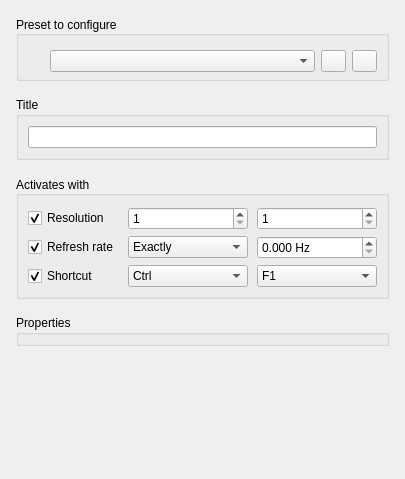
The window that src/display/qt/windows/ControlPanel/VideoPresets.ui (mrehkopf/vcs) describes before a commit, drawn with Qt 5.
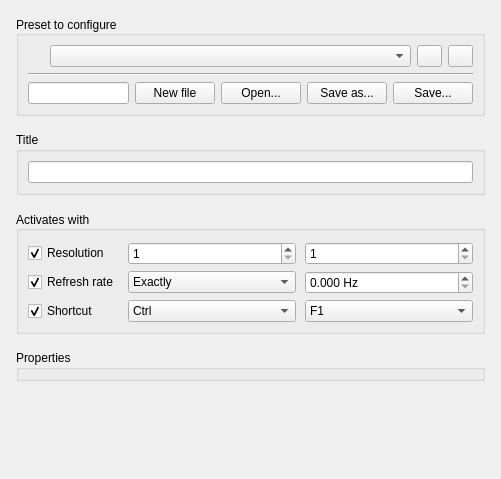
The same window after the commit. Icons and pictures are not drawn. Custom widgets are drawn as their Qt base class.

Commit message: ui/analog-presets: Remove menu and status bars

Diff of the .ui file:
```diff
--- a/src/display/qt/windows/ControlPanel/VideoPresets.ui
+++ b/src/display/qt/windows/ControlPanel/VideoPresets.ui
@@ -6,7 +6,7 @@
    <rect>
     <x>0</x>
     <y>0</y>
-    <width>405</width>
+    <width>501</width>
     <height>479</height>
    </rect>
   </property>
@@ -45,7 +45,7 @@
        <rect>
         <x>0</x>
         <y>0</y>
-        <width>405</width>
+        <width>501</width>
         <height>479</height>
        </rect>
       </property>
@@ -86,12 +86,6 @@
           <bool>false</bool>
          </property>
          <layout class="QVBoxLayout" name="verticalLayout_2">
-          <property name="topMargin">
-           <number>11</number>
-          </property>
-          <property name="bottomMargin">
-           <number>3</number>
-          </property>
           <item>
            <layout class="QHBoxLayout" name="horizontalLayout">
             <property name="spacing">
@@ -100,7 +94,7 @@
             <item>
              <widget class="QLabel" name="label_isPresetCurrentlyActive">
               <property name="sizePolicy">
-               <sizepolicy hsizetype="Maximum" vsizetype="Minimum">
+               <sizepolicy hsizetype="Maximum" vsizetype="Ignored">
                 <horstretch>0</horstretch>
                 <verstretch>0</verstretch>
                </sizepolicy>
@@ -199,6 +193,55 @@
             </item>
            </layout>
           </item>
+          <item>
+           <widget class="Line" name="line">
+            <property name="orientation">
+             <enum>Qt::Horizontal</enum>
+            </property>
+           </widget>
+          </item>
+          <item>
+           <layout class="QHBoxLayout" name="horizontalLayout_2" stretch="1,0,0,0,0">
+            <item>
+             <widget class="QLineEdit" name="lineEdit_presetFilename">
+              <property name="enabled">
+               <bool>true</bool>
+              </property>
+              <property name="readOnly">
+               <bool>true</bool>
+              </property>
+             </widget>
+            </item>
+            <item>
+             <widget class="QPushButton" name="pushButton_newPresetFile">
+              <property name="text">
+               <string>New file</string>
+              </property>
+             </widget>
+            </item>
+            <item>
+             <widget class="QPushButton" name="pushButton_openPresetFile">
+              <property name="text">
+               <string>Open...</string>
+              </property>
+             </widget>
+            </item>
+            <item>
+             <widget class="QPushButton" name="pushButton_savePresetFileAs">
+              <property name="text">
+               <string>Save as...</string>
+              </property>
+             </widget>
+            </item>
+            <item>
+             <widget class="QPushButton" name="pushButton_savePresetFile">
+              <property name="text">
+               <string>Save...</string>
+              </property>
+             </widget>
+            </item>
+           </layout>
+          </item>
          </layout>
         </widget>
        </item>
```
The commit also changes 5 other files.
